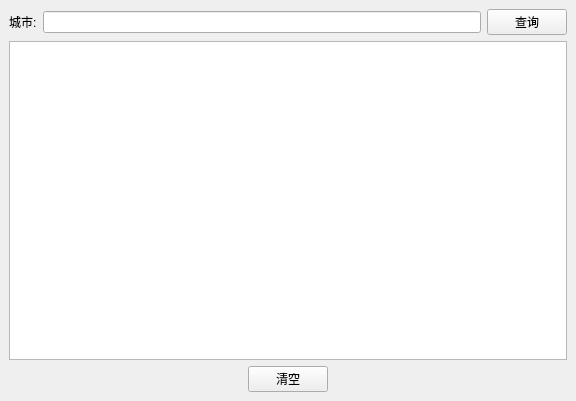
The window that weather.ui (yg271334757/Weather) describes before a commit, drawn with Qt 5.
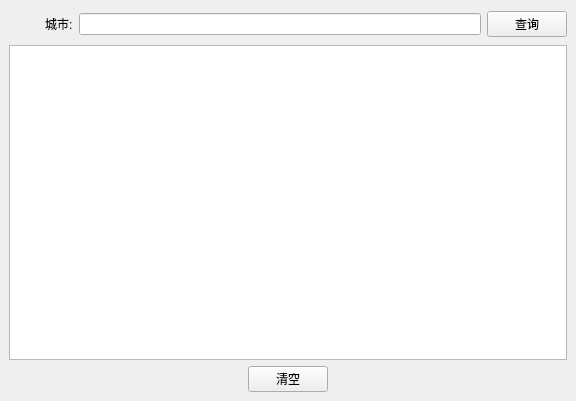
The same window after the commit. Icons and pictures are not drawn.

Patch:
```diff
--- a/weather.ui
+++ b/weather.ui
@@ -26,8 +26,37 @@
      <layout class="QVBoxLayout" name="verticalLayout">
       <item>
        <layout class="QHBoxLayout" name="horizontalLayout">
+        <item>
+         <widget class="QLabel" name="label">
+          <property name="minimumSize">
+           <size>
+            <width>30</width>
+            <height>30</height>
+           </size>
+          </property>
+          <property name="styleSheet">
+           <string notr="true">image: url(:/UiRecourses/images/city.png);</string>
+          </property>
+          <property name="frameShape">
+           <enum>QFrame::Box</enum>
+          </property>
+          <property name="lineWidth">
+           <number>0</number>
+          </property>
+          <property name="text">
+           <string/>
+          </property>
+          <property name="scaledContents">
+           <bool>true</bool>
+          </property>
+         </widget>
+        </item>
         <item>
          <widget class="QLabel" name="label_city">
+          <property name="styleSheet">
+           <string notr="true">
+background-image: url(:/UiRecourses/images/city.png);</string>
+          </property>
           <property name="text">
            <string>城市:</string>
           </property>
```
Left out of the diff: 16 changed lines with no effect on the pictures.
